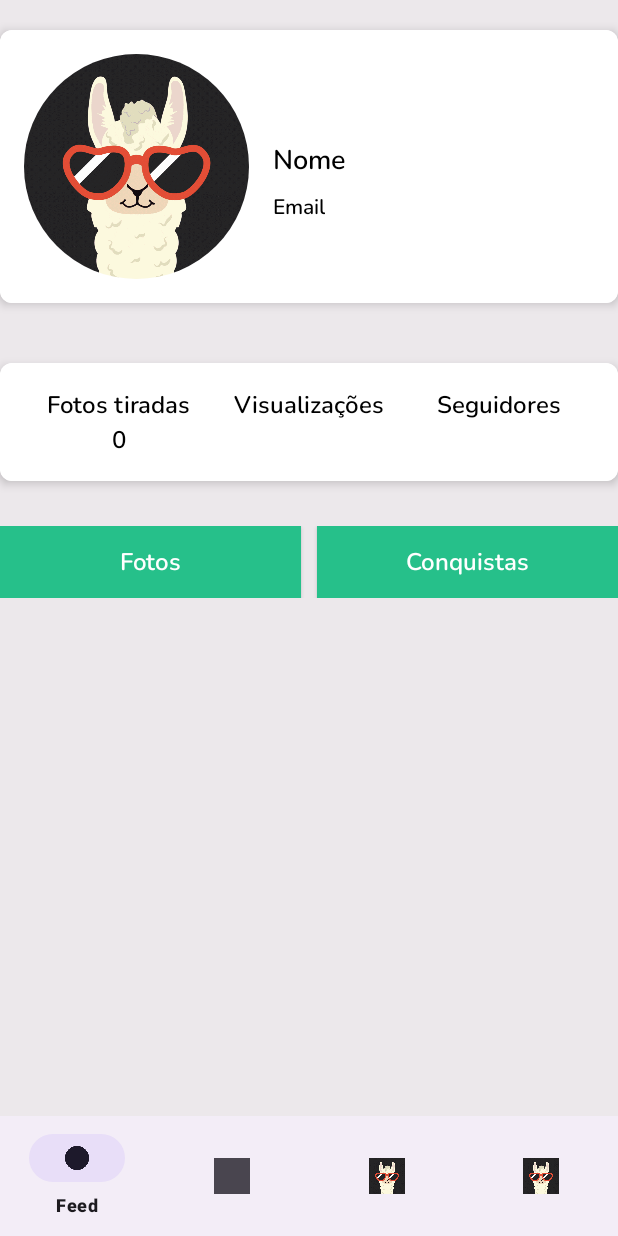
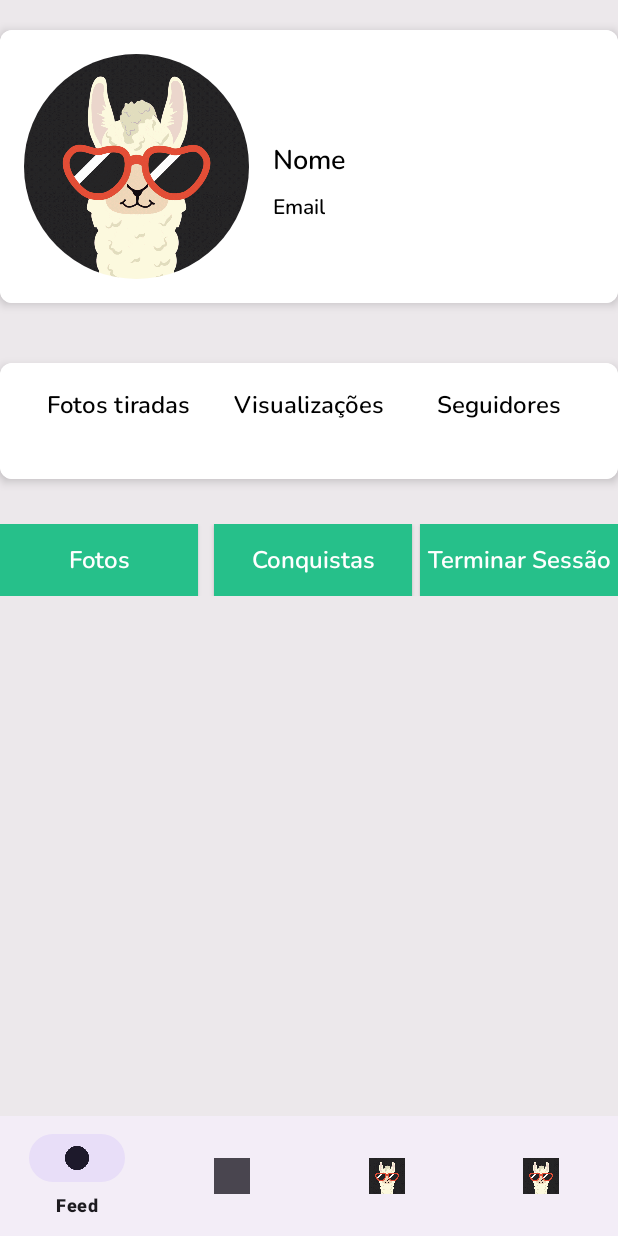
Before and after one commit to JoaoFrancoo/3-maltas-em-perigo, an Android app: the PerfilActivity screen opened directly, with no data from a screen before it, on a phone screen of 412 x 824 dp. Run offline under Robolectric (Android 15) with nearby library versions, the phone set to English and light mode, and no system bars; our stand-ins replace CircleImageView, Firebase (no records; nobody signed in at launch, a user with empty details on screens opened directly), Picasso; pictures from the network do not load.

Commit message:
botão terminar sessão para vocês poderem resetar

```diff
--- a/app/src/main/java/com/example/a3_maltas_em_perigo_n1/PerfilActivity.kt
+++ b/app/src/main/java/com/example/a3_maltas_em_perigo_n1/PerfilActivity.kt
@@ -33,8 +33,8 @@ class PerfilActivity : AppCompatActivity() {
     private lateinit var conquistasAdapter: ConquistasAdapter
     private lateinit var buttonFotos: Button
     private lateinit var buttonConquistas: Button
+    private lateinit var buttonTerminarSessao : Button
     private var viewedUserId: String? = null
-    private lateinit var bottomNavigationHandler: BottomNavigationHandler
 
     override fun onCreate(savedInstanceState: Bundle?) {
         super.onCreate(savedInstanceState)
@@ -49,6 +49,9 @@ class PerfilActivity : AppCompatActivity() {
         recyclerView = findViewById(R.id.recyclerViewFotos)
         buttonFotos = findViewById(R.id.btnFotos)
         buttonConquistas = findViewById(R.id.btnConquistas)
+        buttonTerminarSessao = findViewById(R.id.btnTerminarSessao)
+
+
 
         // Initialize adapters
         fotosAdapter = FotosAdapter(emptyList())
@@ -65,7 +68,10 @@ class PerfilActivity : AppCompatActivity() {
             Log.d("PerfilActivity", "Clicou no botão Conquistas")
             exibirConquistasUsuario(viewedUserId)
         }
-
+        buttonTerminarSessao.setOnClickListener{
+            Log.d("PerfilActivity", "Clicou no botão Terminar Sessão")
+            terminarSessao()
+        }
         // Verificar se um userId foi passado como extra
         val userId = intent.getStringExtra("userId")
         viewedUserId = userId ?: currentUser.uid
@@ -80,29 +86,6 @@ class PerfilActivity : AppCompatActivity() {
         setupSeguirButton(viewedUserId!!)
     }
 
-    override fun onResume() {
-        super.onResume()
-        atualizarNumeroFotosTiradas(viewedUserId!!)
-    }
-
-    override fun onCreateOptionsMenu(menu: Menu): Boolean {
-        menuInflater.inflate(R.menu.toolbar_menu, menu)
-        return true
-    }
-
-    override fun onOptionsItemSelected(item: MenuItem): Boolean {
-        return when (item.itemId) {
-            R.id.action_logout -> {
-                terminarSessao()
-                true
-            }
-            R.id.action_edit_profile -> {
-                editarPerfil()
-                true
-            }
-            else -> super.onOptionsItemSelected(item)
-        }
-    }
 
     private fun setupSeguirButton(userId: String) {
         val btnSeguir = findViewById<Button>(R.id.btnSeguir)
--- a/app/src/main/res/layout/activity_perfil.xml
+++ b/app/src/main/res/layout/activity_perfil.xml
@@ -18,6 +18,7 @@
         android:background="@color/white"
         app:cardCornerRadius="8dp"
         app:cardElevation="4dp">
+
 
         <LinearLayout
             android:layout_width="match_parent"
@@ -211,6 +212,19 @@
             style="@style/CustomFontStyle"
             android:paddingVertical="12dp"/>
 
+        <androidx.appcompat.widget.AppCompatButton
+            android:id="@+id/btnTerminarSessao"
+            android:layout_width="0dp"
+            android:layout_height="wrap_content"
+            android:layout_weight="1"
+            android:text="Terminar Sessão"
+            android:textSize="16sp"
+            android:textColor="@android:color/white"
+            android:background="@color/verde"
+            android:layout_marginStart="5dp"
+            style="@style/CustomFontStyle"
+            android:paddingVertical="12dp"/>
+
     </LinearLayout>
 
         <androidx.recyclerview.widget.RecyclerView
```
